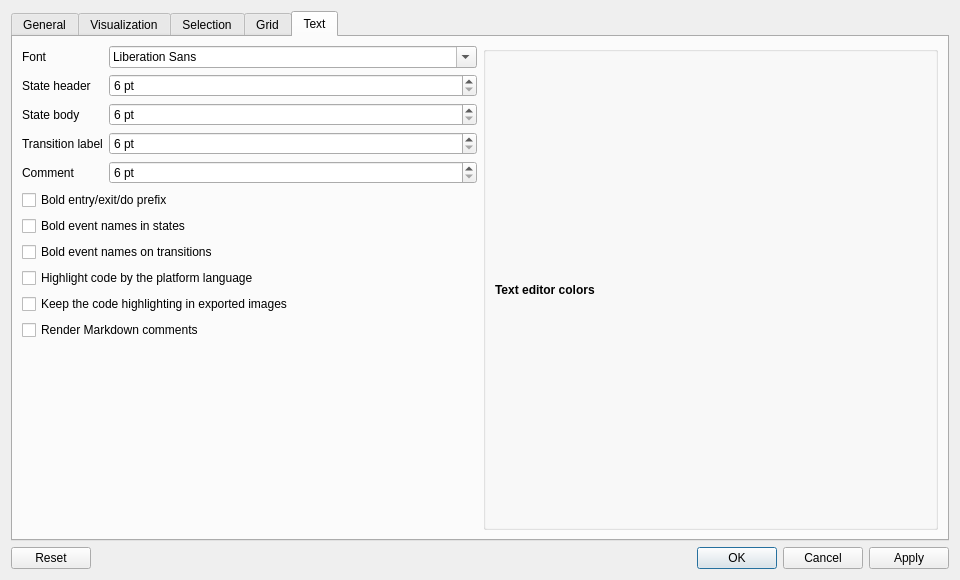
dralex/CyberiadaHSM-Editor, file dialogs/preferences_dialog.ui: the form before one commit.
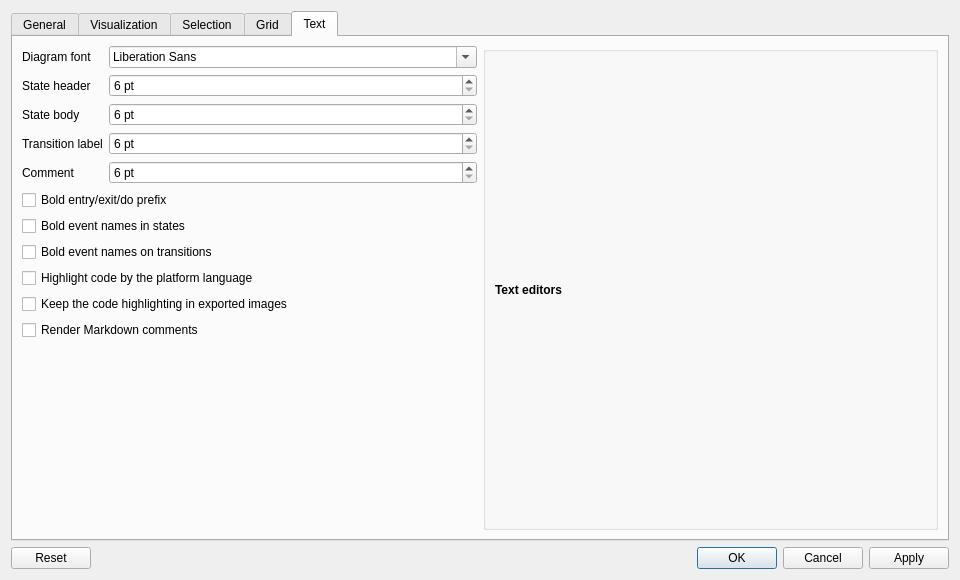
The form after the commit. The open tabs and pages were chosen to show the change.

Commit message: text editor font: the family and size of the source editors on the text page, bundled mono 12 pt by default (EDIT-MODE-27)

Diff of the .ui file:
```diff
--- a/dialogs/preferences_dialog.ui
+++ b/dialogs/preferences_dialog.ui
@@ -256,7 +256,7 @@
          <item row="0" column="0">
           <widget class="QLabel" name="fontFamilyLabel">
            <property name="text">
-            <string>Font</string>
+            <string>Diagram font</string>
            </property>
           </widget>
          </item>
@@ -402,7 +402,7 @@
              </font>
             </property>
             <property name="text">
-             <string>Text editor colors</string>
+             <string>Text editors</string>
             </property>
            </widget>
           </item>
```
The commit also changes 12 other files.
